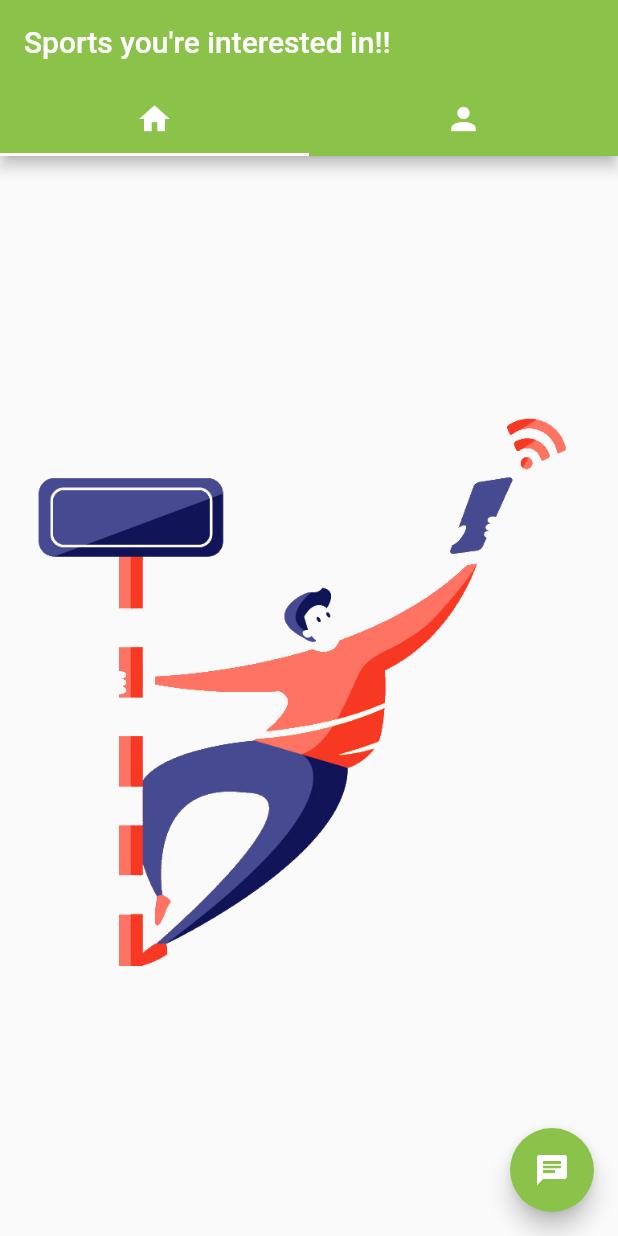
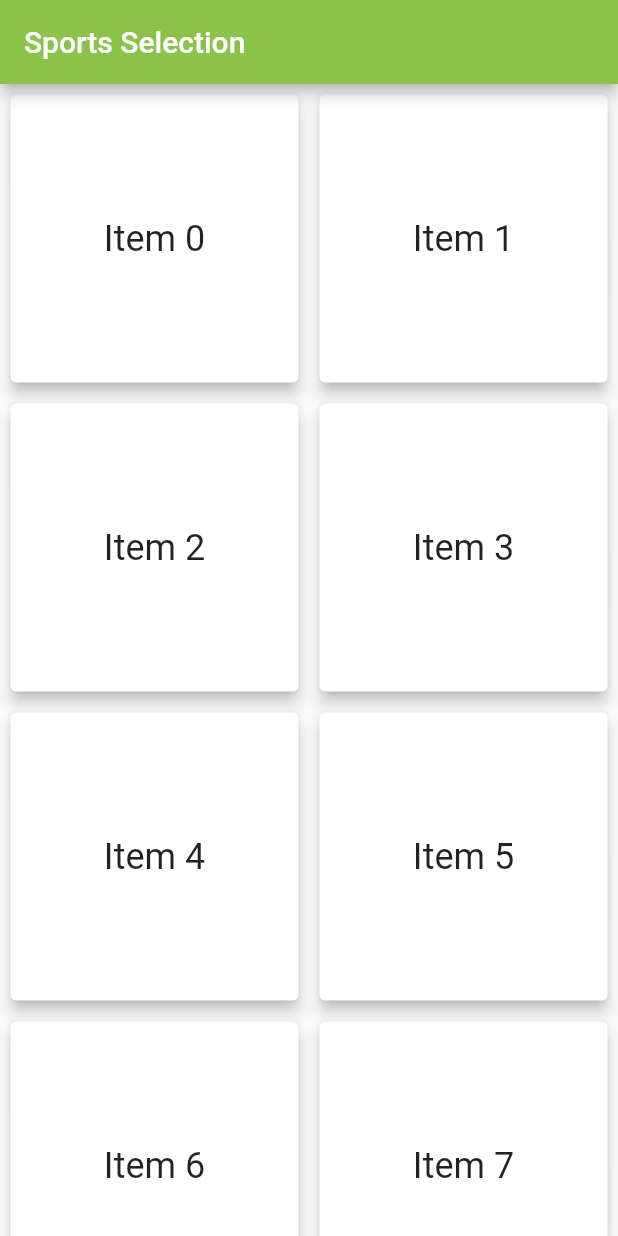
Before and after one commit to Terril/field-booking, a Flutter app: the screen it shows after launch, on a phone screen of 412 x 824 dp. Run offline on Flutter 3.47's test engine with Material 2 defaults, Android fonts, the phone set to English and light mode, and no system bars; missing offline and left inert: flutter_share.

Commit message:
Include Extension function and added Sports Selection fucntion

```diff
--- a/lib/main.dart
+++ b/lib/main.dart
@@ -1,11 +1,12 @@
 import 'package:field_app/pages/home_page.dart';
 import 'package:field_app/pages/profile_page.dart';
+import 'package:field_app/pages/sports_selection_page.dart';
 import 'package:flutter/material.dart';
 import 'package:flutter/widgets.dart';
 
-void main() => runApp(MyApp());
+void main() => runApp(SportsSelectionPage());
 
-class MyApp extends StatelessWidget {
+class HomeTabApp extends StatelessWidget {
   // This widget is the root of your application.
   @override
   Widget build(BuildContext context) {
--- /dev/null
+++ b/lib/pages/sports_selection_page.dart
@@ -0,0 +1,41 @@
+import 'package:flutter/material.dart';
+import 'package:field_app/extension//extended_ink_well.dart';
+
+class SportsSelectionPage extends StatelessWidget {
+  @override
+  Widget build(BuildContext context) {
+    final title = 'Sports Selection';
+
+    return MaterialApp(
+      title: title,
+      theme: ThemeData(
+        primarySwatch: Colors.lightGreen,
+      ),
+      home: Scaffold(
+        appBar: AppBar(
+          title: Text(title,
+              style: TextStyle(color: Colors.white),
+              textAlign: TextAlign.center,
+              softWrap: true),
+        ),
+        body: GridView.count(
+          // Create a grid with 2 columns. If you change the scrollDirection to
+          // horizontal, this produces 2 rows.
+          crossAxisCount: 2,
+          // Generate 100 widgets that display their index in the List.
+          children: List.generate(20, (index) {
+            return Card(
+                margin: new EdgeInsets.all(7.0),
+                elevation: 4.0,
+                child: Center(
+                  child: Text(
+                    'Item $index',
+                    style: Theme.of(context).textTheme.headline,
+                  ),
+                ).addSplash());
+          }),
+        ),
+      ),
+    );
+  }
+}
--- a/pubspec.yaml
+++ b/pubspec.yaml
@@ -14,7 +14,7 @@ description: A new Flutter application.
 version: 1.0.0+1
 
 environment:
-  sdk: ">=2.1.0 <3.0.0"
+  sdk: ">=2.6.0 <3.0.0"
 
 dependencies:
   flutter:
```
Also changed, not shown: lib/extension/extended_ink_well.dart (added, +11 -0 lines), lib/pages/profile_page.dart (+18 -34 lines).
